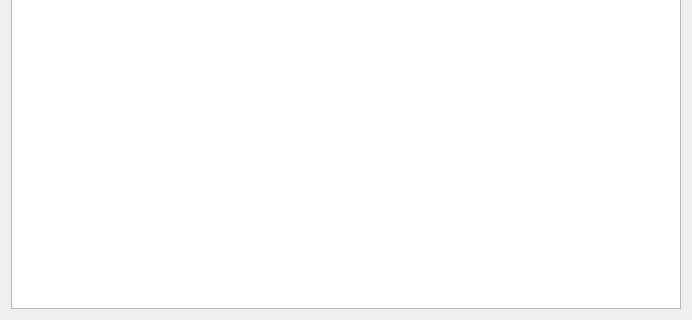
23Lm-star/QT-, file Client/onlineuser.ui: the form before one commit; both pictures show x 0 to 692 and y 532 to 852 of the 692 by 852 pixel window.
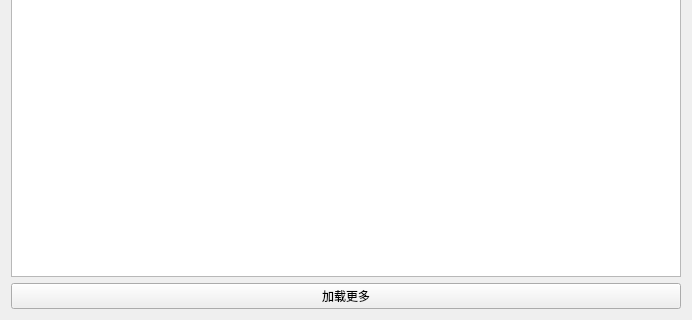
The form after the commit. Icons and pictures are not drawn.

The edit to the form file:
```diff
--- a/Client/onlineuser.ui
+++ b/Client/onlineuser.ui
@@ -31,6 +31,13 @@
    <item>
     <widget class="QListWidget" name="listWidget"/>
    </item>
+   <item>
+    <widget class="QPushButton" name="loadMore_PB">
+     <property name="text">
+      <string>加载更多</string>
+     </property>
+    </widget>
+   </item>
   </layout>
  </widget>
  <resources>
```
Left out of the diff: 2 changed lines with no effect on the pictures.
